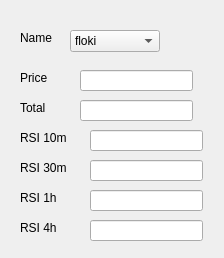
The window that pybithumb_project/241221.ui (kdj-star/TIL) describes before a commit, drawn with Qt 5.
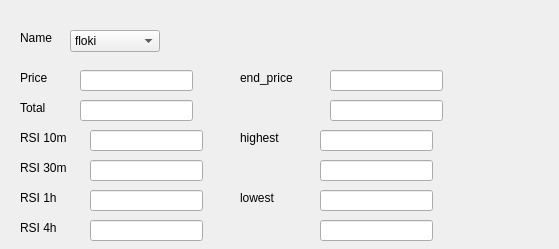
The same window after the commit.

What changed in the file:
```diff
--- a/pybithumb_project/241221.ui
+++ b/pybithumb_project/241221.ui
@@ -6,8 +6,8 @@
    <rect>
     <x>0</x>
     <y>0</y>
-    <width>224</width>
-    <height>258</height>
+    <width>559</width>
+    <height>249</height>
    </rect>
   </property>
   <property name="windowTitle">
@@ -189,6 +189,105 @@
     </property>
    </item>
   </widget>
+  <widget class="QLabel" name="label_8">
+   <property name="geometry">
+    <rect>
+     <x>240</x>
+     <y>70</y>
+     <width>81</width>
+     <height>16</height>
+    </rect>
+   </property>
+   <property name="text">
+    <string>end_price</string>
+   </property>
+  </widget>
+  <widget class="QLineEdit" name="end_price">
+   <property name="geometry">
+    <rect>
+     <x>330</x>
+     <y>70</y>
+     <width>113</width>
+     <height>21</height>
+    </rect>
+   </property>
+  </widget>
+  <widget class="QLineEdit" name="highest">
+   <property name="geometry">
+    <rect>
+     <x>320</x>
+     <y>130</y>
+     <width>113</width>
+     <height>21</height>
+    </rect>
+   </property>
+  </widget>
+  <widget class="QLabel" name="label_9">
+   <property name="geometry">
+    <rect>
+     <x>240</x>
+     <y>130</y>
+     <width>71</width>
+     <height>16</height>
+    </rect>
+   </property>
+   <property name="text">
+    <string>highest</string>
+   </property>
+  </widget>
+  <widget class="QLineEdit" name="lowest">
+   <property name="geometry">
+    <rect>
+     <x>320</x>
+     <y>190</y>
+     <width>113</width>
+     <height>21</height>
+    </rect>
+   </property>
+  </widget>
+  <widget class="QLabel" name="label_10">
+   <property name="geometry">
+    <rect>
+     <x>240</x>
+     <y>190</y>
+     <width>71</width>
+     <height>16</height>
+    </rect>
+   </property>
+   <property name="text">
+    <string>lowest</string>
+   </property>
+  </widget>
+  <widget class="QLineEdit" name="end_price_2">
+   <property name="geometry">
+    <rect>
+     <x>330</x>
+     <y>100</y>
+     <width>113</width>
+     <height>21</height>
+    </rect>
+   </property>
+  </widget>
+  <widget class="QLineEdit" name="highest_2">
+   <property name="geometry">
+    <rect>
+     <x>320</x>
+     <y>160</y>
+     <width>113</width>
+     <height>21</height>
+    </rect>
+   </property>
+  </widget>
+  <widget class="QLineEdit" name="lowest_2">
+   <property name="geometry">
+    <rect>
+     <x>320</x>
+     <y>220</y>
+     <width>113</width>
+     <height>21</height>
+    </rect>
+   </property>
+  </widget>
  </widget>
  <resources/>
  <connections/>
```
Left out of the diff: 12 changed lines with no effect on the pictures.
